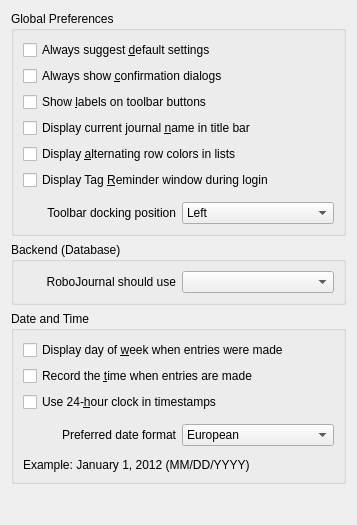
Old version of the form ui/configurationgeneral.ui in the repository pwizard2/robojournal.
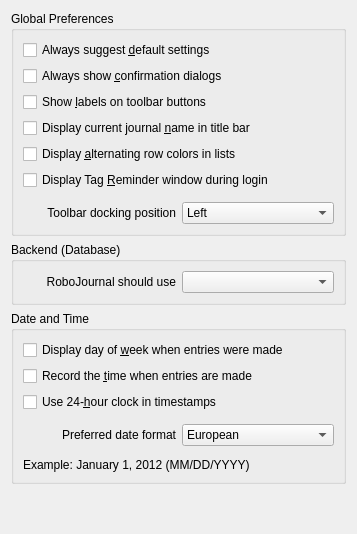
New version of the form.

The edit to the form file:
```diff
--- a/ui/configurationgeneral.ui
+++ b/ui/configurationgeneral.ui
@@ -7,7 +7,7 @@
     <x>0</x>
     <y>0</y>
     <width>357</width>
-    <height>525</height>
+    <height>534</height>
    </rect>
   </property>
   <property name="windowTitle">
@@ -289,7 +289,7 @@
      <property name="sizeHint" stdset="0">
       <size>
        <width>20</width>
-       <height>40</height>
+       <height>10</height>
       </size>
      </property>
     </spacer>
```
